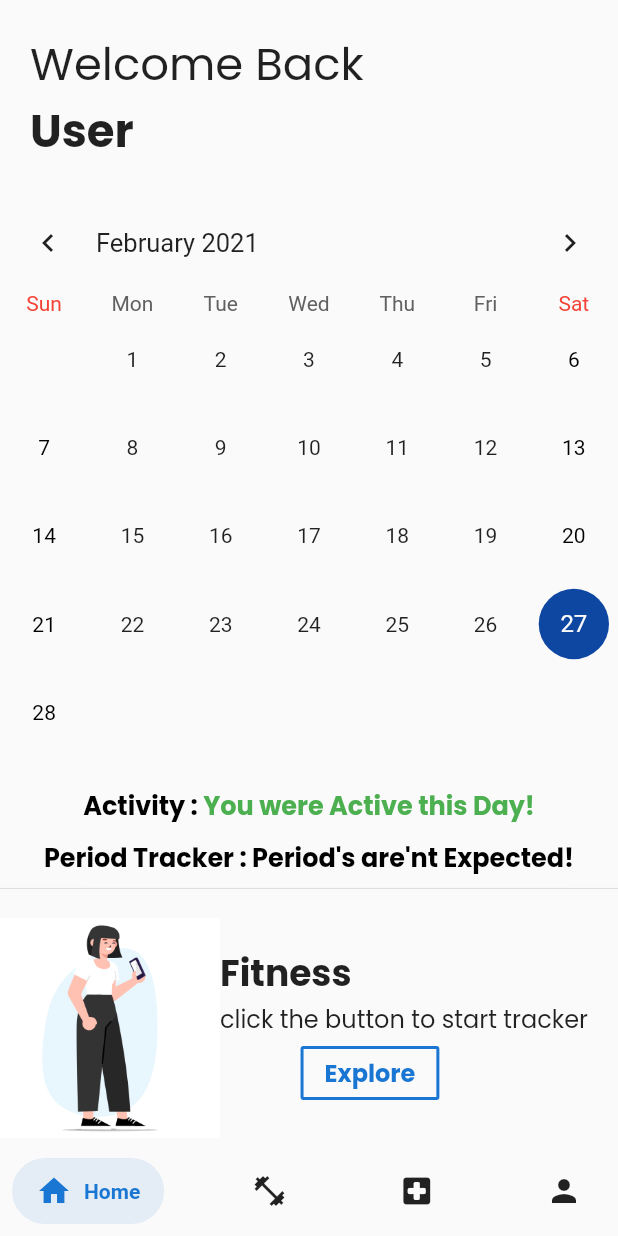
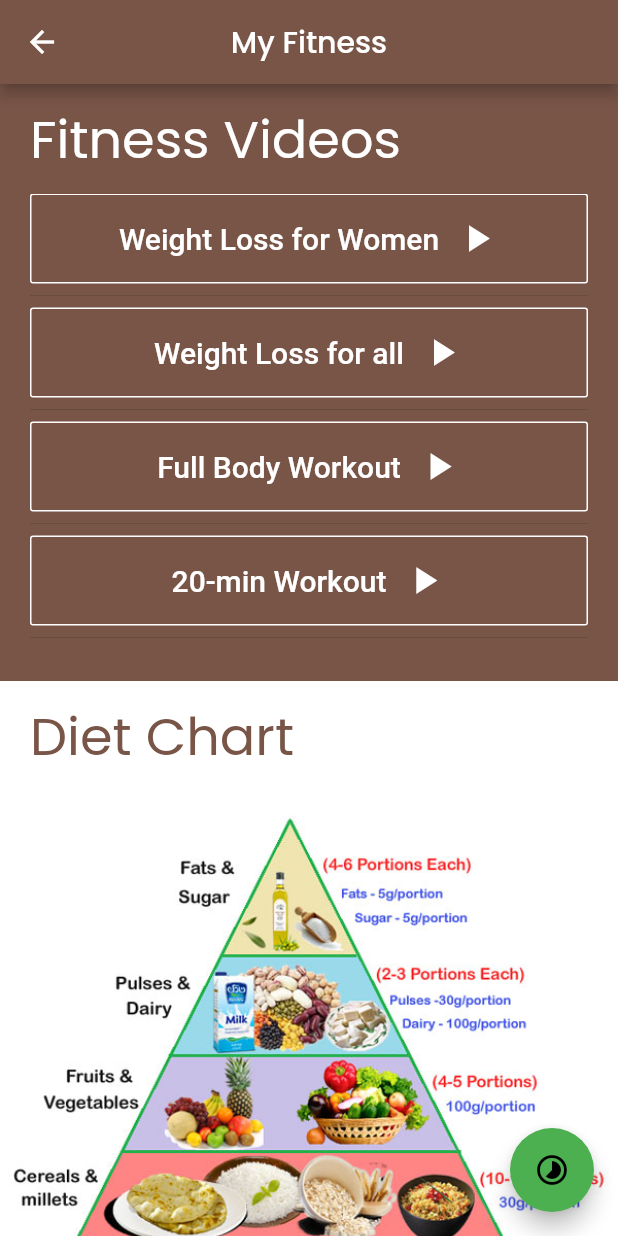
Before and after one commit to Harmanjit14/Stratos, a Flutter app: the screen it shows after launch, after a tap on "Explore", on a phone screen of 412 x 824 dp. Run offline on Flutter 3.47's test engine with Material 2 defaults, Android fonts, the phone set to English and light mode, and no system bars; drawn by our look-alikes of salomon_bottom_bar, table_calendar; our stand-ins replace camera, flutter_spinkit, google_fonts, graphql, rflutter_alert; missing offline and left inert: iqplayer, tflite.

Commit message:
screens and videos

```diff
--- /dev/null
+++ b/lib/Screens/fitness.dart
@@ -0,0 +1,429 @@
+import 'package:flutter/material.dart';
+import 'package:flutter_spinkit/flutter_spinkit.dart';
+import 'package:google_fonts/google_fonts.dart';
+// import 'package:video_player/video_player.dart';
+import 'package:iqplayer/iqplayer.dart';
+
+class FitnessScreen extends StatefulWidget {
+  @override
+  _FitnessScreenState createState() => _FitnessScreenState();
+}
+
+class _FitnessScreenState extends State<FitnessScreen> {
+  @override
+  void initState() {
+    // TODO: implement initState
+    super.initState();
+  }
+
+  @override
+  void dispose() {
+    // TODO: implement dispose
+    super.dispose();
+  }
+
+  @override
+  Widget build(BuildContext context) {
+    return Scaffold(
+      floatingActionButton: FloatingActionButton(
+        onPressed: () {
+          Navigator.pushNamed(context, "/timer");
+        },
+        backgroundColor: Colors.green,
+        child: Icon(Icons.timelapse_rounded),
+      ),
+      backgroundColor: Colors.brown,
+      appBar: AppBar(
+        centerTitle: true,
+        title: Text(
+          "My Fitness",
+          style: GoogleFonts.poppins(
+              textStyle: TextStyle(
+            color: Colors.white,
+          )),
+        ),
+        iconTheme: IconThemeData(
+          color: Colors.white,
+        ),
+        backgroundColor: Colors.brown,
+      ),
+      body: Container(
+        child: SingleChildScrollView(
+          child: Column(children: [
+            Container(
+              alignment: Alignment.centerLeft,
+              margin: EdgeInsets.fromLTRB(20, 10, 20, 10),
+              child: Text(
+                "Fitness Videos",
+                style: GoogleFonts.poppins(
+                    textStyle: TextStyle(color: Colors.white), fontSize: 35),
+              ),
+            ),
+            Container(
+              margin: EdgeInsets.fromLTRB(20, 0, 20, 10),
+              width: double.maxFinite,
+              height: 300,
+              child: ListView(
+                shrinkWrap: true,
+                children: [
+                  OutlineButton(
+                      padding: EdgeInsets.all(15),
+                      borderSide: BorderSide(color: Colors.white),
+                      onPressed: () {
+                        Navigator.push(
+                          context,
+                          MaterialPageRoute(
+                            builder: (BuildContext context) => IQScreen(
+                              title: "Weight Loss for Women",
+                              description: 'Fitness Videos',
+                              videoPlayerController:
+                                  VideoPlayerController.network(
+                                'https://www.youtube.com/watch?v=xViWU57xDk4',
+                              ),
+                              iqTheme: IQTheme(
+                                loadingProgress: SpinKitCircle(
+                                  color: Colors.white,
+                                ),
+                                playButtonColor: Colors.transparent,
+                                videoPlayedColor: Colors.indigo,
+
+                                // playButton: (true) {
+                                //   if (isPlay)
+                                //     return Icon(
+                                //       Icons.pause_circle_filled,
+                                //       color: Colors.red,
+                                //       size: 50,
+                                //     );
+                                //   return Icon(
+                                //     Icons.play_circle_outline,
+                                //     color: Colors.red,
+                                //     size: 50,
+                                //   );
+                                // },
+                              ),
+                            ),
+                          ),
+                        );
+                      },
+                      child: Row(
+                        mainAxisAlignment: MainAxisAlignment.center,
+                        children: [
+                          Text(
+                            "Weight Loss for Women",
+                            style: TextStyle(fontSize: 20, color: Colors.white),
+                          ),
+                          SizedBox(width: 10),
+                          Icon(
+                            Icons.play_arrow,
+                            color: Colors.white,
+                            size: 30,
+                          )
+                        ],
+                      )),
+                  Divider(),
+                  OutlineButton(
+                      padding: EdgeInsets.all(15),
+                      borderSide: BorderSide(color: Colors.white),
+                      onPressed: () {
+                        Navigator.push(
+                          context,
+                          MaterialPageRoute(
+                            builder: (BuildContext context) => IQScreen(
+                              title: "Weight Loss for all",
+                              description: 'Fitness Videos',
+                              videoPlayerController:
+                                  VideoPlayerController.network(
+                                'https://www.youtube.com/watch?v=AXZlb-3MMYE',
+                              ),
+                              iqTheme: IQTheme(
+                                loadingProgress: SpinKitCircle(
+                                  color: Colors.white,
+                                ),
+                                playButtonColor: Colors.transparent,
+                                videoPlayedColor: Colors.indigo,
+
+                                // playButton: (true) {
+                                //   if (isPlay)
+                                //     return Icon(
+                                //       Icons.pause_circle_filled,
+                                //       color: Colors.red,
+                                //       size: 50,
+                                //     );
+                                //   return Icon(
+                                //     Icons.play_circle_outline,
+                                //     color: Colors.red,
+                                //     size: 50,
+                                //   );
+                                // },
+                              ),
+                            ),
+                          ),
+                        );
+                      },
+                      child: Row(
+                        mainAxisAlignment: MainAxisAlignment.center,
+                        children: [
+                          Text(
+                            "Weight Loss for all",
+                            style: TextStyle(fontSize: 20, color: Colors.white),
+                          ),
+                          SizedBox(width: 10),
+                          Icon(
+                            Icons.play_arrow,
+                            color: Colors.white,
+                            size: 30,
+                          )
+                        ],
+                      )),
+                  Divider(),
+                  OutlineButton(
+                      padding: EdgeInsets.all(15),
+                      borderSide: BorderSide(color: Colors.white),
+                      onPressed: () {
+                        Navigator.push(
+                          context,
+                          MaterialPageRoute(
+                            builder: (BuildContext context) => IQScreen(
+                              title: "Full Body Workout",
+                              description: 'Fitness Videos',
+                              videoPlayerController:
+                                  VideoPlayerController.network(
+                                'https://www.youtube.com/watch?v=ml6cT4AZdqI&feature=youtu.be',
+                              ),
+                              iqTheme: IQTheme(
+                                loadingProgress: SpinKitCircle(
+                                  color: Colors.white,
+                                ),
+                                playButtonColor: Colors.transparent,
+                                videoPlayedColor: Colors.indigo,
+
+                                // playButton: (true) {
+                                //   if (isPlay)
+                                //     return Icon(
+                                //       Icons.pause_circle_filled,
+                                //       color: Colors.red,
+                                //       size: 50,
+                                //     );
+                                //   return Icon(
+                                //     Icons.play_circle_outline,
+                                //     color: Colors.red,
+                                //     size: 50,
+                                //   );
+                                // },
+                              ),
+                            ),
+                          ),
+                        );
+                      },
+                      child: Row(
+                        mainAxisAlignment: MainAxisAlignment.center,
+                        children: [
+                          Text(
+                            "Full Body Workout",
+                            style: TextStyle(fontSize: 20, color: Colors.white),
+                          ),
+                          SizedBox(width: 10),
+                          Icon(
+                            Icons.play_arrow,
+                            color: Colors.white,
+                            size: 30,
+                          )
+                        ],
+                      )),
+                  Divider(),
+                  OutlineButton(
+                      padding: EdgeInsets.all(15),
+                      borderSide: BorderSide(color: Colors.white),
+                      onPressed: () {
+                        Navigator.push(
+                          context,
+                          MaterialPageRoute(
+                            builder: (BuildContext context) => IQScreen(
+                              title: "20 min Workouty",
+                              description: 'Fitness Videos',
+                              videoPlayerController:
+                                  VideoPlayerController.network(
+                                'https://www.youtube.com/watch?v=AzV3EA-1-yM&feature=youtu.be',
+                              ),
+                              iqTheme: IQTheme(
+                                loadingProgress: SpinKitCircle(
+                                  color: Colors.white,
+                                ),
+                                playButtonColor: Colors.transparent,
+                                videoPlayedColor: Colors.indigo,
+
+                                // playButton: (true) {
+                                //   if (isPlay)
+                                //     return Icon(
+                                //       Icons.pause_circle_filled,
+                                //       color: Colors.red,
+                                //       size: 50,
+                                //     );
+                                //   return Icon(
+                                //     Icons.play_circle_outline,
+                                //     color: Colors.red,
+                                //     size: 50,
+                                //   );
+                                // },
+                              ),
+                            ),
+                          ),
+                        );
+                      },
+                      child: Row(
+                        mainAxisAlignment: MainAxisAlignment.center,
+                        children: [
+                          Text(
+                            "20-min Workout",
+                            style: TextStyle(fontSize: 20, color: Colors.white),
+                          ),
+                          SizedBox(width: 10),
+                          Icon(
+                            Icons.play_arrow,
+                            color: Colors.white,
+                            size: 30,
+                          )
+                        ],
+                      )),
+                  Divider(),
+                  OutlineButton(
+                      padding: EdgeInsets.all(15),
+                      borderSide: BorderSide(color: Colors.white),
+                      onPressed: () {
+                        Navigator.push(
+                          context,
+                          MaterialPageRoute(
+                            builder: (BuildContext context) => IQScreen(
+                              title: "30-min Kick-Boxing",
+                              description: 'Fitness Videos',
+                              videoPlayerController:
+                                  VideoPlayerController.network(
+                                'hhttps://www.youtube.com/watch?v=hIXMt5CGlIM&feature=youtu.be',
+                              ),
+                              iqTheme: IQTheme(
+                                loadingProgress: SpinKitCircle(
+                                  color: Colors.white,
+                                ),
+                                playButtonColor: Colors.transparent,
+                                videoPlayedColor: Colors.indigo,
+
+                                // playButton: (true) {
+                                //   if (isPlay)
+                                //     return Icon(
+                                //       Icons.pause_circle_filled,
+                                //       color: Colors.red,
+                                //       size: 50,
+                                //     );
+                                //   return Icon(
+                                //     Icons.play_circle_outline,
+                                //     color: Colors.red,
+                                //     size: 50,
+                                //   );
+                                // },
+                              ),
+                            ),
+                          ),
+                        );
+                      },
+                      child: Row(
+                        mainAxisAlignment: MainAxisAlignment.center,
+                        children: [
+                          Text(
+                            "30-min Kick-Boxing",
+                            style: TextStyle(fontSize: 20, color: Colors.white),
+                          ),
+                          SizedBox(width: 10),
+                          Icon(
+                            Icons.play_arrow,
+                            color: Colors.white,
+                            size: 30,
+                          )
+                        ],
+                      )),
+                  Divider(),
+                  OutlineButton(
+                      padding: EdgeInsets.all(15),
+                      borderSide: BorderSide(color: Colors.white),
+                      onPressed: () {
+                        Navigator.push(
+                          context,
+                          MaterialPageRoute(
+                            builder: (BuildContext context) => IQScreen(
+                              title: "Weight Loss for Women",
+                              description: 'Fitness Videos',
+                              videoPlayerController:
+                                  VideoPlayerController.network(
+                                'https://www.youtube.com/watch?v=xViWU57xDk4',
+                              ),
+                              iqTheme: IQTheme(
+                                loadingProgress: SpinKitCircle(
+                                  color: Colors.white,
+                                ),
+                                playButtonColor: Colors.transparent,
+                                videoPlayedColor: Colors.indigo,
+
+                                // playButton: (true) {
+                                //   if (isPlay)
+                                //     return Icon(
+                                //       Icons.pause_circle_filled,
+                                //       color: Colors.red,
+                                //       size: 50,
+                                //     );
+                                //   return Icon(
+                                //     Icons.play_circle_outline,
+                                //     color: Colors.red,
+                                //     size: 50,
+                                //   );
+                                // },
+                              ),
+                            ),
+                          ),
+                        );
+                      },
+                      child: Row(
+                        mainAxisAlignment: MainAxisAlignment.center,
+                        children: [
+                          Text(
+                            "Temp Workout",
+                            style: TextStyle(fontSize: 20, color: Colors.white),
+                          ),
+                          SizedBox(width: 10),
+                          Icon(
+                            Icons.play_arrow,
+                            color: Colors.white,
+                            size: 30,
+                          )
+                        ],
+                      )),
+                ],
+              ),
+            ),
+            Container(
+              margin: EdgeInsets.only(top: 15),
+              decoration: BoxDecoration(
+                  color: Colors.white, borderRadius: BorderRadius.circular(0)),
+              // padding: EdgeInsets.all(10),
+              child: Column(
+                children: [
+                  Container(
+                    alignment: Alignment.centerLeft,
+                    margin: EdgeInsets.fromLTRB(20, 10, 20, 10),
+                    child: Text(
+                      "Diet Chart",
+                      style: GoogleFonts.poppins(
+                          textStyle: TextStyle(color: Colors.brown),
+                          fontSize: 35),
+                    ),
+                  ),
+                  Container(
+                    child: Image.asset("lib/assets/diet.jpg"),
+                  ),
+                ],
+              ),
+            ),
+          ]),
+        ),
+      ),
+    );
+  }
+}
--- a/lib/Screens/mainScreen.dart
+++ b/lib/Screens/mainScreen.dart
@@ -1,4 +1,6 @@
 import 'package:Stratos/Models/user.dart';
+import 'package:Stratos/Screens/exerciseScreen.dart';
+import 'package:Stratos/Screens/fitness.dart';
 import 'package:Stratos/Screens/page1.dart';
 import 'package:flutter/material.dart';
 import 'package:google_fonts/google_fonts.dart';
@@ -107,7 +109,7 @@ class _MainScreenState extends State<MainScreen> {
                   alignment: Alignment.centerRight,
                   height: 150,
                   child: Image.asset(
-                    "lib/assets/reg.gif",
+                    "lib/assets/period.gif",
                     fit: BoxFit.fill,
                   )),
             ),
@@ -273,7 +275,7 @@ class _MainScreenState extends State<MainScreen> {
                 Expanded(
                   child: Container(
                     height: 150,
-                    child: Image.asset("lib/assets/reg.gif"),
+                    child: Image.asset("lib/assets/exercise.gif"),
                   ),
                 ),
                 Column(
@@ -304,9 +306,11 @@ class _MainScreenState extends State<MainScreen> {
                         borderSide:
                             BorderSide(color: Colors.blue[700], width: 2),
                         onPressed: () {
-                          //TODO
-                          // Navigator.pushNamed(context, '/fit');
-                          // getProfile();
+                          Navigator.push(
+                              context,
+                              MaterialPageRoute(
+                                builder: (context) => FitnessScreen(),
+                              ));
                         },
                         child: Text(
                           "Explore",
--- a/pubspec.yaml
+++ b/pubspec.yaml
@@ -29,6 +29,7 @@ dependencies:
   geocoding: ^1.0.5
   google_fonts: ^1.1.2
   graphql: ^4.0.1
+  iqplayer: ^0.4.0
   rflutter_alert: ^1.1.0
   salomon_bottom_bar: ^2.0.1
   table_calendar: ^2.3.3
@@ -54,6 +55,9 @@ flutter:
     - lib/assets/2.gif
     - lib/assets/3.gif
     - lib/assets/4.gif
+    - lib/assets/diet.jpg
+    - lib/assets/period.gif
+    - lib/assets/exercise.gif
   #   - images/a_dot_ham.jpeg
   # An image asset can refer to one or more resolution-specific "variants", see
   # https://flutter.dev/assets-and-images/#resolution-aware.
```
Also changed, not shown: lib/Screens/exerciseScreen.dart (+14 -6 lines), lib/assets/diet.jpg (added), lib/assets/period.gif (added), pubspec.lock, 1 other file.
